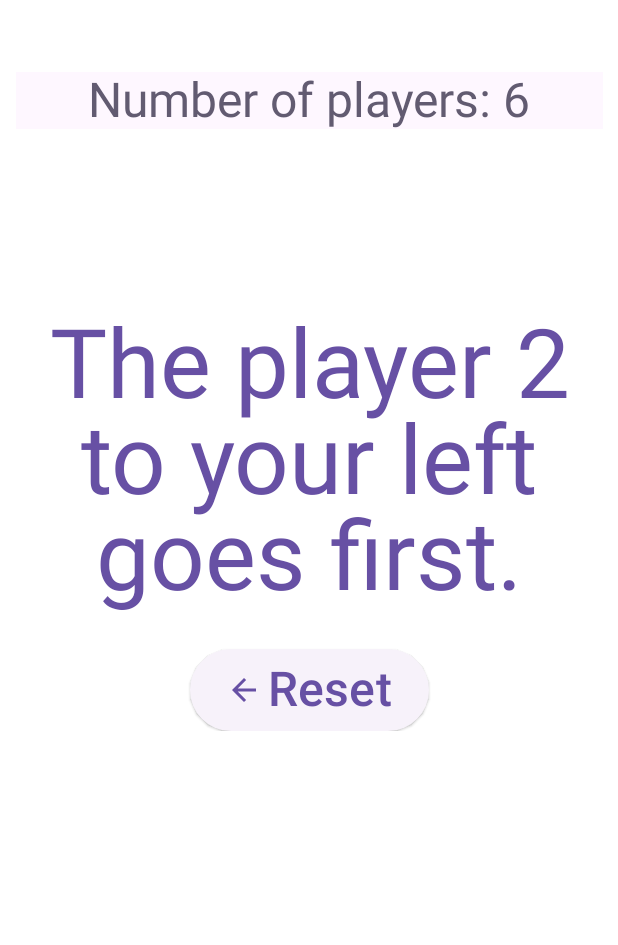
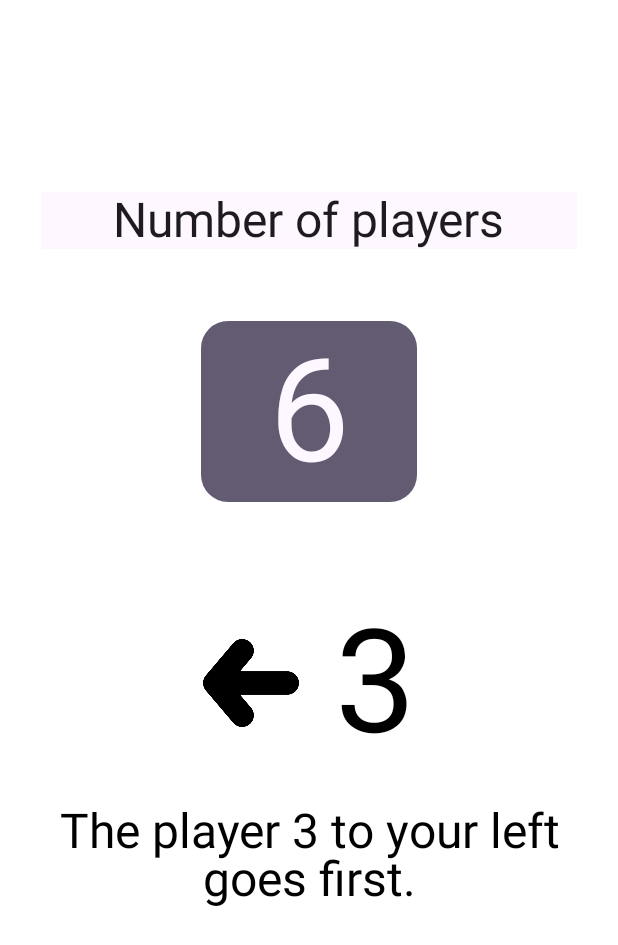
Before and after one commit to mts7/pick-first-player, an Android app built with Jetpack Compose: the @Preview function PreviewDisplayRandomPlayer, on a phone screen of 412 x 824 dp. Shown: the top 945 px of the screen. Run offline under Robolectric (Android 15) with nearby library versions, the phone set to English and light mode, and no system bars.

Commit message:
update UI, update wording, add arrow PFP-2

```diff
--- a/app/src/main/java/com/mts7/pickfirstplayer/MainActivity.kt
+++ b/app/src/main/java/com/mts7/pickfirstplayer/MainActivity.kt
@@ -4,6 +4,7 @@ import android.os.Bundle
 import androidx.activity.ComponentActivity
 import androidx.activity.compose.setContent
 import androidx.compose.foundation.Image
+import androidx.compose.foundation.background
 import androidx.compose.foundation.layout.Arrangement
 import androidx.compose.foundation.layout.Column
 import androidx.compose.foundation.layout.Row
@@ -13,8 +14,11 @@ import androidx.compose.foundation.layout.height
 import androidx.compose.foundation.layout.padding
 import androidx.compose.foundation.layout.size
 import androidx.compose.foundation.layout.width
+import androidx.compose.foundation.shape.RoundedCornerShape
 import androidx.compose.material.icons.Icons
 import androidx.compose.material.icons.filled.ArrowBack
+import androidx.compose.material3.Button
+import androidx.compose.material3.ButtonDefaults
 import androidx.compose.material3.ElevatedButton
 import androidx.compose.material3.ExperimentalMaterial3Api
 import androidx.compose.material3.Icon
@@ -27,6 +31,8 @@ import androidx.compose.runtime.mutableStateOf
 import androidx.compose.runtime.remember
 import androidx.compose.ui.Alignment
 import androidx.compose.ui.Modifier
+import androidx.compose.ui.draw.clip
+import androidx.compose.ui.draw.rotate
 import androidx.compose.ui.res.painterResource
 import androidx.compose.ui.text.style.TextAlign
 import androidx.compose.ui.tooling.preview.Preview
@@ -58,15 +64,24 @@ fun MainScreen(onExit: () -> Unit) {
 
     Scaffold(
         topBar = { TopBar() },
-        bottomBar = { BottomBar(onExit = onExit) },
+        bottomBar = {
+            BottomBar(
+                onExit = onExit,
+                displayReset = numberOfPlayers.value > 0,
+                onResetClick = { numberOfPlayers.value = 0 })
+        },
     ) { contentPadding ->
         // unused variable/expression
         contentPadding
         if (numberOfPlayers.value > 0) {
+            val (direction, places) = getRelationalValues(
+                numberOfPlayers.value,
+                generateRandomNumber(numberOfPlayers.value)
+            )
             DisplayRandomPlayer(
                 maxValue = numberOfPlayers.value,
-                player = generateRandomNumber(numberOfPlayers.value),
-                onResetClick = { numberOfPlayers.value = 0 }
+                direction = direction,
+                places = places
             )
         } else {
             MainLayout(onNumberClick = { numberOfPlayers.value = it })
@@ -77,17 +92,21 @@ fun MainScreen(onExit: () -> Unit) {
 @Composable
 fun TopBar() {
     Surface(
-        color = MaterialTheme.colorScheme.secondary,
-        modifier = Modifier.fillMaxWidth()
+        color = MaterialTheme.colorScheme.primary,
+        modifier = Modifier
+            .fillMaxWidth(),
     ) {
-        Text(
-            text = "Pick First Player",
-            fontSize = 18.sp,
-            modifier = Modifier.padding(
-                horizontal = 8.dp,
-                vertical = 10.dp
+        Column(
+            horizontalAlignment = Alignment.CenterHorizontally
+        ) {
+            Image(
+                painter = painterResource(id = R.drawable.logo_meeples),
+                contentDescription = "Pick First Player",
+                modifier = Modifier
+                    .size(96.dp)
+                    .clip(RoundedCornerShape(15)),
             )
-        )
+        }
     }
 }
 
@@ -98,7 +117,7 @@ fun PreviewTopBar() {
 }
 
 @Composable
-fun BottomBar(onExit: () -> Unit) {
+fun BottomBar(onExit: () -> Unit, displayReset: Boolean, onResetClick: () -> Unit) {
     Surface(
         color = MaterialTheme.colorScheme.primary,
         modifier = Modifier.fillMaxWidth()
@@ -107,6 +126,22 @@ fun BottomBar(onExit: () -> Unit) {
             modifier = Modifier.padding(vertical = 4.dp),
             horizontalArrangement = Arrangement.End
         ) {
+            if (displayReset) {
+                ElevatedButton(onClick = onResetClick) {
+                    Icon(
+                        imageVector = Icons.Default.ArrowBack,
+                        contentDescription = "Reset",
+                        modifier = Modifier.padding(end = 4.dp)
+                    )
+                    Text(
+                        text = "Reset",
+                        fontSize = 24.sp
+                    )
+                }
+                Spacer(
+                    modifier = Modifier.width(64.dp)
+                )
+            }
             ElevatedButton(
                 onClick = onExit,
                 modifier = Modifier.padding(horizontal = 16.dp)
@@ -128,25 +163,29 @@ fun BottomBar(onExit: () -> Unit) {
 @Preview
 @Composable
 fun PreviewBottomBar() {
-    BottomBar(onExit = {})
+    BottomBar(onExit = {}, true, onResetClick = {})
 }
 
 @Composable
 fun MainLayout(onNumberClick: (Int) -> Unit) {
+    Surface(
+        modifier = Modifier.clip(RoundedCornerShape(15))
+    ) {
         Column(
             modifier = Modifier.fillMaxWidth()
         ) {
-        Spacer(modifier = Modifier.height(48.dp))
+            Spacer(modifier = Modifier.height(128.dp))
             Text(
                 text = "Tap the number of players.",
                 color = MaterialTheme.colorScheme.secondary,
-            fontSize = 48.sp,
+                fontSize = 32.sp,
                 lineHeight = 50.sp,
                 modifier = Modifier.padding(horizontal = 8.dp),
                 textAlign = TextAlign.Center,
             )
             Spacer(modifier = Modifier.height(24.dp))
             ButtonGrid(numbers = listOf(2, 3, 4, 5, 6, 7), onNumberClick)
+        }
     }
 }
 
@@ -164,8 +203,12 @@ fun ButtonGrid(numbers: List<Int>, onNumberClick: (Int) -> Unit) {
     ) {
         Row {
             NumberButton(value = numbers[0], onNumberClick)
+            Spacer(
+                modifier = Modifier.padding(
+                    horizontal = 24.dp,
+                )
+            )
             NumberButton(value = numbers[1], onNumberClick)
-            NumberButton(value = numbers[2], onNumberClick)
         }
         Spacer(
             modifier = Modifier.padding(
@@ -173,8 +216,26 @@ fun ButtonGrid(numbers: List<Int>, onNumberClick: (Int) -> Unit) {
             )
         )
         Row {
+            NumberButton(value = numbers[2], onNumberClick)
+            Spacer(
+                modifier = Modifier.padding(
+                    horizontal = 24.dp,
+                )
+            )
             NumberButton(value = numbers[3], onNumberClick)
+        }
+        Spacer(
+            modifier = Modifier.padding(
+                vertical = 8.dp,
+            )
+        )
+        Row {
             NumberButton(value = numbers[4], onNumberClick)
+            Spacer(
+                modifier = Modifier.padding(
+                    horizontal = 24.dp,
+                )
+            )
             NumberButton(value = numbers[5], onNumberClick)
         }
     }
@@ -189,23 +250,22 @@ fun PreviewButtonGrid() {
 @Composable
 fun NumberButton(value: Int, onNumberClick: (Int) -> Unit) {
     Spacer(modifier = Modifier.padding(horizontal = 8.dp))
-    Surface {
-        ElevatedButton(
-            onClick = { onNumberClick(value) }
+    Button(
+        onClick = { onNumberClick(value) },
+        shape = RoundedCornerShape(15),
+        colors = ButtonDefaults.buttonColors(containerColor = MaterialTheme.colorScheme.secondary)
     ) {
         Text(
             text = value.toString(),
-                color = MaterialTheme.colorScheme.primary,
+            color = MaterialTheme.colorScheme.surface,
             modifier = Modifier
                 .padding(
-                        horizontal = 4.dp,
+                    horizontal = 24.dp,
                     vertical = 4.dp,
-                    )
-                    .width(56.dp),
-                fontSize = 128.sp,
+                ),
+            fontSize = 96.sp,
             textAlign = TextAlign.Center,
         )
-        }
     }
 }
 
@@ -219,70 +279,102 @@ fun generateRandomNumber(maxValue: Int): Int {
     return (1..maxValue).random()
 }
 
-fun getRelationalWording(maxCount: Int, player: Int): String {
+fun getRelationalValues(maxCount: Int, player: Int): Pair<String, Int> {
     if (player == 1) {
+        return Pair("self", 0)
+    }
+
+    val half = kotlin.math.ceil(maxCount.toDouble() / 2)
+
+    if (player > half) {
+        return Pair("right", maxCount + 1 - player)
+    }
+    return Pair("left", player - 1)
+}
+
+fun getRelationalWording(direction: String, places: Int): String {
+    if (places == 0) {
         return "You go first."
     }
 
-    val half = kotlin.math.ceil(maxCount.toDouble() / 2)
-    val direction: String
-    val places: Int
-
-    if (player > half) {
-        direction = "right"
-        places = maxCount + 1 - player
-    } else {
-        direction = "left"
-        places = player - 1
+    if (places == 1) {
+        return "The player on your $direction goes first."
     }
 
     return "The player $places to your $direction goes first."
 }
 
 @Composable
-fun DisplayRandomPlayer(maxValue: Int, player: Int, onResetClick: () -> Unit) {
+fun DisplayRandomPlayer(maxValue: Int, direction: String, places: Int) {
     Column(
         horizontalAlignment = Alignment.CenterHorizontally,
         modifier = Modifier.fillMaxWidth(),
     ) {
-        Spacer(modifier = Modifier.height(48.dp))
-        Surface(
-            color = MaterialTheme.colorScheme.surface,
-        ) {
+        Spacer(modifier = Modifier.height(128.dp))
+        Surface {
             Text(
-                text = "Number of players: $maxValue",
-                color = MaterialTheme.colorScheme.secondary,
+                text = "Number of players",
                 fontSize = 32.sp,
                 modifier = Modifier.padding(horizontal = 48.dp),
             )
         }
+        Spacer(modifier = Modifier.height(48.dp))
+        Surface(
+            shape = RoundedCornerShape(15)
+        ) {
+            Text(
+                text = "$maxValue",
+                color = MaterialTheme.colorScheme.surface,
+                modifier = Modifier
+                    .background(color = MaterialTheme.colorScheme.secondary)
+                    .padding(
+                        horizontal = 24.dp,
+                        vertical = 4.dp,
+                    )
+                    .width(96.dp),
+                fontSize = 96.sp,
+                textAlign = TextAlign.Center,
+            )
+        }
         Spacer(
-            modifier = Modifier.height(96.dp)
+            modifier = Modifier.height(64.dp)
+        )
+        Row(
+            verticalAlignment = Alignment.CenterVertically
+        ) {
+            Image(
+                painter = painterResource(id = R.drawable.right_arrow_44621),
+                contentDescription = "<a href=\"https://www.freepik.com/icon/right-arrow_44621\">Icon by Freepik</a>",
+                modifier = Modifier
+                    .size(64.dp)
+                    .rotate(
+                        when (direction) {
+                            "left" -> 180.0F
+                            "self" -> 90.0F
+                            else -> 0.0F
+                        }
+                    ),
+            )
+            Spacer(
+                modifier = Modifier.width(24.dp)
             )
             Text(
-            text = getRelationalWording(maxValue, player),
+                text = if (places > 0) "$places" else "",
+                fontSize = 96.sp,
+            )
+        }
+        Text(
+            text = getRelationalWording(direction, places),
             modifier = Modifier.padding(24.dp),
-            color = MaterialTheme.colorScheme.primary,
-            fontSize = 64.sp,
-            lineHeight = 64.sp,
+            fontSize = 32.sp,
+            lineHeight = 32.sp,
             textAlign = TextAlign.Center
         )
-        ElevatedButton(onClick = onResetClick) {
-            Icon(
-                imageVector = Icons.Default.ArrowBack,
-                contentDescription = "Reset",
-                modifier = Modifier.padding(end = 4.dp)
-            )
-            Text(
-                text = "Reset",
-                fontSize = 32.sp
-            )
-        }
     }
 }
 
 @Preview
 @Composable
 fun PreviewDisplayRandomPlayer() {
-    DisplayRandomPlayer(maxValue = 6, player = 3, onResetClick = {})
+    DisplayRandomPlayer(maxValue = 6, direction = "left", places = 3)
 }
```
Also changed, not shown: app/src/main/res/drawable/logo_meeples.png (renamed from app/src/main/res/drawable/artboard_4.png), app/src/main/res/drawable/right_arrow_44621.png (added), 1 other file. Lines whose indentation alone changed are shown as unchanged.
